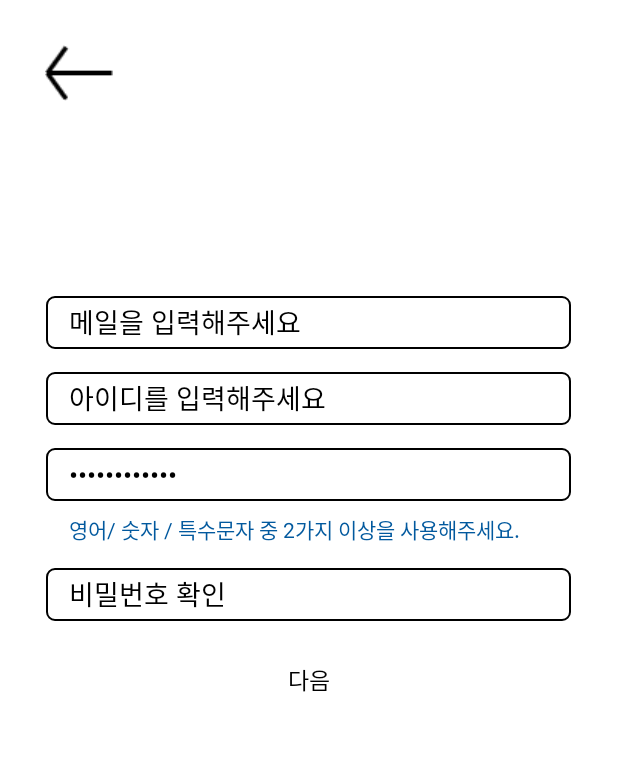
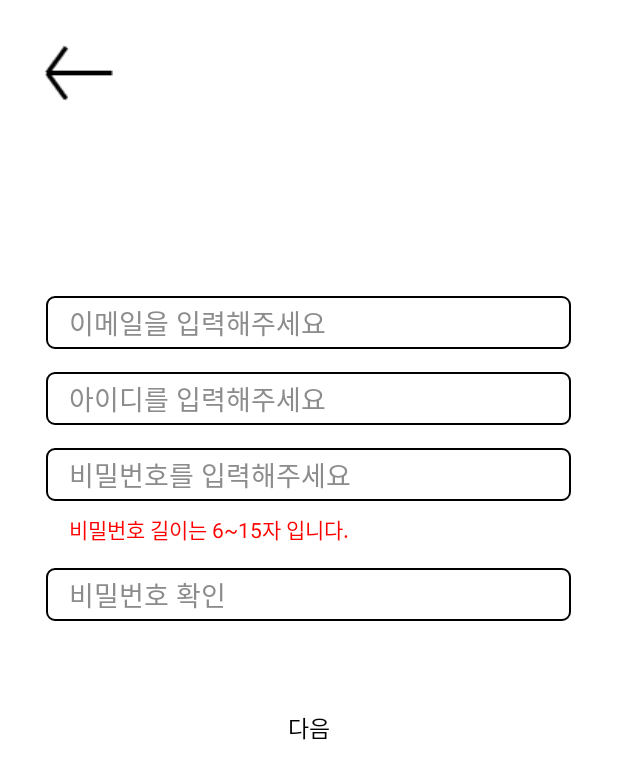
Before and after one commit to jimin0127/AboutList, an Android app: the SignupActivity screen opened directly, with no data from a screen before it, after a tap on "다음", on a phone screen of 412 x 824 dp. Shown: the top 779 px of the screen. Run offline under Robolectric (Android 15) with nearby library versions, the phone set to English and light mode, and no system bars; our stand-ins replace Firebase (no records; nobody signed in at launch, a user with empty details on screens opened directly).

Commit message:
signIn 메소드 비밀번호 유효성 구현

```diff
--- a/app/src/main/java/com/example/aboutlist/LoginActivity.kt
+++ b/app/src/main/java/com/example/aboutlist/LoginActivity.kt
@@ -27,7 +27,7 @@ class LoginActivity : AppCompatActivity() {
         var next_btn : Button = findViewById(R.id.next_btn)
         next_btn.setOnClickListener {
             firebaseAuth = FirebaseAuth.getInstance()
-            var emeil = id_input.text.toString().trim()
+            var emeil = email_input.text.toString().trim()
             var password = password_input.text.toString().trim()
             login(emeil, password)
         }
--- a/app/src/main/java/com/example/aboutlist/SignupActivity.kt
+++ b/app/src/main/java/com/example/aboutlist/SignupActivity.kt
@@ -1,8 +1,11 @@
 package com.example.aboutlist
 
 
+import android.app.AlertDialog
+import android.content.DialogInterface
 import androidx.appcompat.app.AppCompatActivity
 import android.os.Bundle
+import android.widget.EditText
 import android.widget.Toast
 import com.google.firebase.auth.*
 import kotlinx.android.synthetic.main.activity_signup.*
@@ -21,26 +24,92 @@ class SignupActivity : AppCompatActivity() {
 
         //회원가입 페이지에서 다음 버튼 누르기
         signup_btn.setOnClickListener {
+            //firebase Authentication 연결
             firebaseAuth = FirebaseAuth.getInstance()
 
-            var signupNick_input = signupNick_input.text.toString().trim()
-            //var signupId_input = signupId_input.text.toString()
+            var signupNick_input = signup_email_input.text.toString().trim()
             var signupPassword_input = signupPassword_input.text.toString().trim()
-            createEamil(signupNick_input, signupPassword_input)
+            var checkPassword_input = checkPassword_input.text.toString().trim()
+            createAccount(signupNick_input, signupPassword_input, checkPassword_input)
         }
     }
 
     //회원가입
-    private fun createEamil(email : String, password : String) {
+    private fun createEmail(email : String, password : String) {
         //firebase에 사용자 추가하는 메소드
         firebaseAuth!!.createUserWithEmailAndPassword(email, password)
             .addOnCompleteListener(this) {
                 if(it.isSuccessful) { //추가에 성공하면
                     val user = firebaseAuth?.currentUser
-                    Toast.makeText(this, "Authentication success", Toast.LENGTH_SHORT).show()
+
+                    //dialog 생성하기
+                    var dialog = AlertDialog.Builder(this)
+                    dialog.setMessage("회원가입을 완료했습니다. ")
+
+                    var dialogListener = object : DialogInterface.OnClickListener {
+                        override fun onClick(p0: DialogInterface?, which: Int) {
+                            when(which) {
+                                //확인버튼 이벤트
+                                DialogInterface.BUTTON_POSITIVE ->
+                                    finish()
+                            }
+                        }
+                    }
+                    dialog.setPositiveButton("확인", dialogListener)
+                    dialog.show() //dialog 띄우기
+
                 } else { //추가에 실패하면
                     Toast.makeText(this, "Authentication failed.", Toast.LENGTH_SHORT).show()
                 }
             }
     }
+
+
+    //회원가입
+    private fun createAccount (email : String, password: String, checkPassword_input : String){
+
+        //비밀번호와 비밀번호 확인이 다르면
+        if (password != checkPassword_input){
+            //비밀번호 확인 칸 밑에 비밀번호가 틀렸습니다. 빨간색으로 출력
+            passwordErorr_text.setText("비밀번호가 틀렸습니다.")
+            passwordErorr_text.setTextColor(getResources().getColor(R.color.colorRed))
+            val checkpassword = findViewById<EditText>(R.id.checkPassword_input)
+            checkpassword.setText(null)
+        } else{
+            //같으면 빈칸으로 바꾸기
+            passwordErorr_text.setText(null)
+        }
+
+
+        var count : Int = 0 //숫자 / 알파벳 / 특수문자 세는 변수
+
+        //비밀번호 길이가 6~15 사이, 비밀번호와 비밀번호 확인이 같으면
+        if(password.length >= 6 && password.length <= 15 && password == checkPassword_input) {
+            message_text.setText("사용할 수 있는 비밀번호입니다. ") //비밀번호 칸 밑에 출력하는 문자열
+            message_text.setTextColor(getResources().getColor(R.color.colorBlue))
+
+            var digit_count = 0 //숫자 세는 카운트
+            var alpha_count = 0 //알파벳 세는 카운트
+            var special_count = 0 //특수문자 세는 카운트
+
+            for (c in password.toLowerCase()) { //비밀번호를 모두 소문자로 바꾸고 하나씩 char로 꺼내옴
+                if (c in '0'..'9') digit_count = 1
+                else if (c in 'a'..'z') alpha_count = 1
+                else if (c in "~!@#$%^&*()_-`?/:;'") special_count = 1
+                else Toast.makeText(this, "사용할 수 없는 문자가 포함되어있습니다. ", Toast.LENGTH_SHORT).show()
+            }
+
+            // 숫자 / 알파벳 / 특수문자를 모두 더해서 2가지 이상 사용했으면. (다 사용하면 3)
+            if (digit_count + alpha_count + special_count >= 2) {
+                createEmail(email, password)
+            } else {
+                message_text.setText("비밀번호는 영어/ 숫자 / 특수문자 중 2가지 이상을 사용하세요")
+                message_text.setTextColor(getResources().getColor(R.color.colorRed))
+            }
+
+        } else if (password == checkPassword_input){ // 비밀번호 길이가 맞지 않으면
+            message_text.setText("비밀번호 길이는 6~15자 입니다.")
+            message_text.setTextColor(getResources().getColor(R.color.colorRed))
+        }
+    }
 }
--- a/app/src/main/res/layout/activity_login.xml
+++ b/app/src/main/res/layout/activity_login.xml
@@ -17,11 +17,11 @@
         android:src="@drawable/textlogo1" />
 
     <EditText
-        android:id="@+id/id_input"
+        android:id="@+id/email_input"
         android:layout_width="350dp"
         android:layout_height="35dp"
         android:layout_gravity="center"
-        android:hint="아이디를 입력하세요"
+        android:hint="이메일을 입력하세요"
         android:inputType="textEmailAddress"
         android:textColorHint="#8C8C8C"
         android:layout_marginBottom="15dp"
--- a/app/src/main/res/layout/activity_signup.xml
+++ b/app/src/main/res/layout/activity_signup.xml
@@ -18,14 +18,15 @@
         />
 
     <EditText
-        android:id="@+id/signupNick_input"
+        android:id="@+id/signup_email_input"
         android:layout_width="350dp"
         android:layout_height="35dp"
         android:layout_gravity="center"
         android:background="@drawable/round_edittext"
         android:inputType="textEmailAddress"
-        android:text="메일을 입력해주세요"
+        android:hint="이메일을 입력해주세요"
         android:textColor="@color/colorBlack"
+        android:textColorHint="#8C8C8C"
         android:paddingLeft="15dp"
         android:layout_marginBottom="15dp"
         android:layout_marginTop="100dp"
@@ -37,8 +38,9 @@
         android:layout_height="35dp"
         android:layout_gravity="center"
         android:background="@drawable/round_edittext"
-        android:text="아이디를 입력해주세요"
+        android:hint="아이디를 입력해주세요"
         android:textColor="@color/colorBlack"
+        android:textColorHint="#8C8C8C"
         android:paddingLeft="15dp"
         android:layout_marginBottom="15dp"
         />
@@ -49,29 +51,43 @@
         android:layout_gravity="center"
         android:inputType="textPassword"
         android:background="@drawable/round_edittext"
-        android:text="비밀번호를 입력해주세요"
+        android:hint="비밀번호를 입력해주세요"
+        android:textColorHint="#8C8C8C"
         android:textColor="@color/colorBlack"
         android:paddingLeft="15dp"
         android:layout_marginBottom="8dp"
         />
     <TextView
+        android:id="@+id/message_text"
         android:layout_width="350dp"
         android:layout_height="wrap_content"
         android:layout_gravity="center"
-        android:text="영어/ 숫자 / 특수문자 중 2가지 이상을 사용해주세요."
+        android:text="영어/ 숫자 / 특수문자 중 2가지 이상을 사용하여 8~15자 비밀번호를 만들어주세요"
         android:textColor="@color/colorBlue"
         android:layout_marginBottom="15dp"
         android:paddingLeft="15dp"
         />
     <EditText
+        android:id="@+id/checkPassword_input"
         android:layout_width="350dp"
         android:layout_height="35dp"
         android:layout_gravity="center"
         android:background="@drawable/round_edittext"
-        android:text="비밀번호 확인"
+        android:hint="비밀번호 확인"
+        android:inputType="textPassword"
+        android:textColorHint="#8C8C8C"
         android:textColor="@color/colorBlack"
         android:paddingLeft="15dp"
-        android:layout_marginBottom="15dp"
+        android:layout_marginBottom="8dp"
+        />
+
+    <TextView
+        android:id="@+id/passwordErorr_text"
+        android:layout_height="wrap_content"
+        android:layout_width="350dp"
+        android:layout_gravity="center"
+        android:layout_marginBottom="20dp"
+        android:paddingLeft="15dp"
         />
 
     <Button
@@ -85,6 +101,4 @@
         android:background="@null"
         />
 
-
-
 </LinearLayout>
--- a/app/src/main/res/values/colors.xml
+++ b/app/src/main/res/values/colors.xml
@@ -6,4 +6,5 @@
     <color name="colorWhite">#ffffff</color>
     <color name="colorBlack">#000000</color>
     <color name="colorBlue">#02599E</color>
+    <color name="colorRed">#ff0000</color>
 </resources>
```
